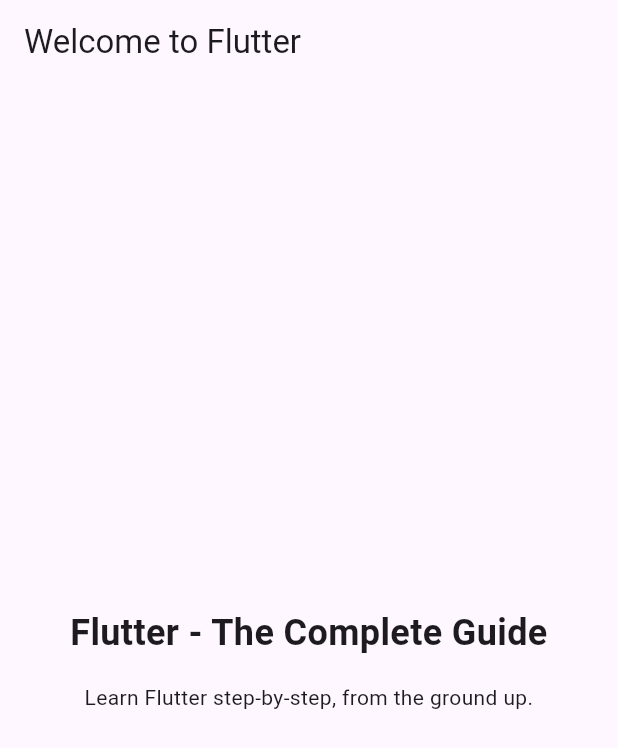
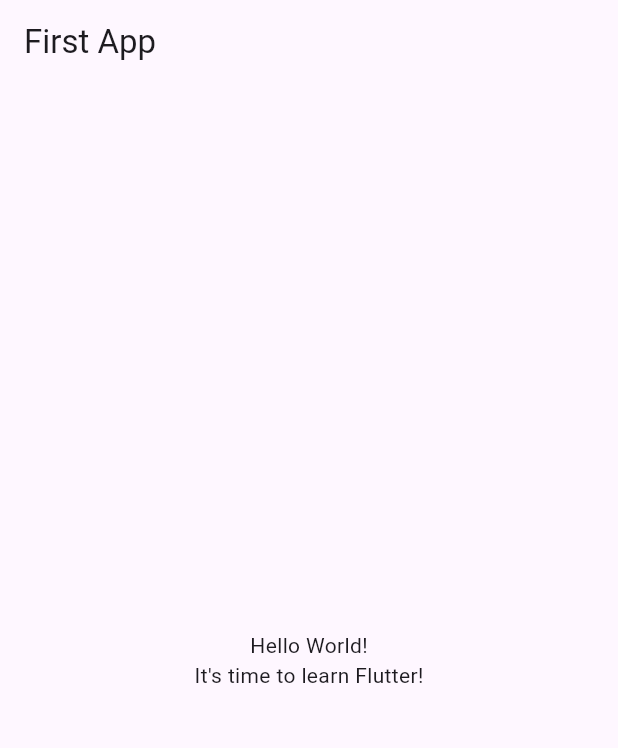
Before and after one commit to Bejte/first_app, a Flutter app: the screen it shows after launch, on a phone screen of 412 x 824 dp. Shown: the top 748 px of the screen. Run offline on Flutter 3.47's test engine with Material 3 defaults, Android fonts, the phone set to English and light mode, and no system bars.

Commit message:
changed main to hello world

```diff
--- a/lib/main.dart
+++ b/lib/main.dart
@@ -1,49 +1,34 @@
+// ignore_for_file: prefer_const_constructors
+
 import 'package:flutter/material.dart';
 
 void main() {
   runApp(const MyApp());
 }
 
-// With Flutter, you create user interfaces by combining "widgets"
-// You'll learn all about them (and much more) throughout this course!
 class MyApp extends StatelessWidget {
   const MyApp({super.key});
 
-  // Every custom widget must have a build() method
-  // It tells Flutter, which widgets make up your custom widget
-  // Again: You'll learn all about that throughout the course!
   @override
   Widget build(BuildContext context) {
-    // Below, a bunch of built-in widgets are used (provided by Flutter)
-    // They will be explained in the next sections
-    // In this course, you will, of course, not just use them a lot but
-    // also learn about many other widgets!
     return MaterialApp(
-      title: 'Flutter First App',
-      theme: ThemeData(useMaterial3: true),
+      title: 'Flutter Demo',
+      theme: ThemeData(
+        primarySwatch: Colors.blue,
+      ),
       home: Scaffold(
         appBar: AppBar(
-          title: const Text('Welcome to Flutter'),
+          title: const Text('First App'),
         ),
-        body: Container(
-          width: double.infinity,
-          padding: const EdgeInsets.all(12),
+        body: Center(
           child: Column(
             mainAxisAlignment: MainAxisAlignment.center,
-            crossAxisAlignment: CrossAxisAlignment.center,
             children: const [
               Text(
-                'Flutter - The Complete Guide',
-                textAlign: TextAlign.center,
-                style: TextStyle(
-                  fontSize: 24,
-                  fontWeight: FontWeight.bold,
-                ),
+                'Hello World!',
               ),
-              SizedBox(height: 16),
               Text(
-                'Learn Flutter step-by-step, from the ground up.',
-                textAlign: TextAlign.center,
+                'It\'s time to learn Flutter!',
               ),
             ],
           ),
--- a/pubspec.yaml
+++ b/pubspec.yaml
@@ -45,7 +45,7 @@ dev_dependencies:
   # activated in the `analysis_options.yaml` file located at the root of your
   # package. See that file for information about deactivating specific lint
   # rules and activating additional ones.
-  flutter_lints: ^3.0.0
+  flutter_lints: ^4.0.0
 
 # For information on the generic Dart part of this file, see the
 # following page: https://dart.dev/tools/pub/pubspec
```
Also changed, not shown: pubspec.lock, 1 other file.
